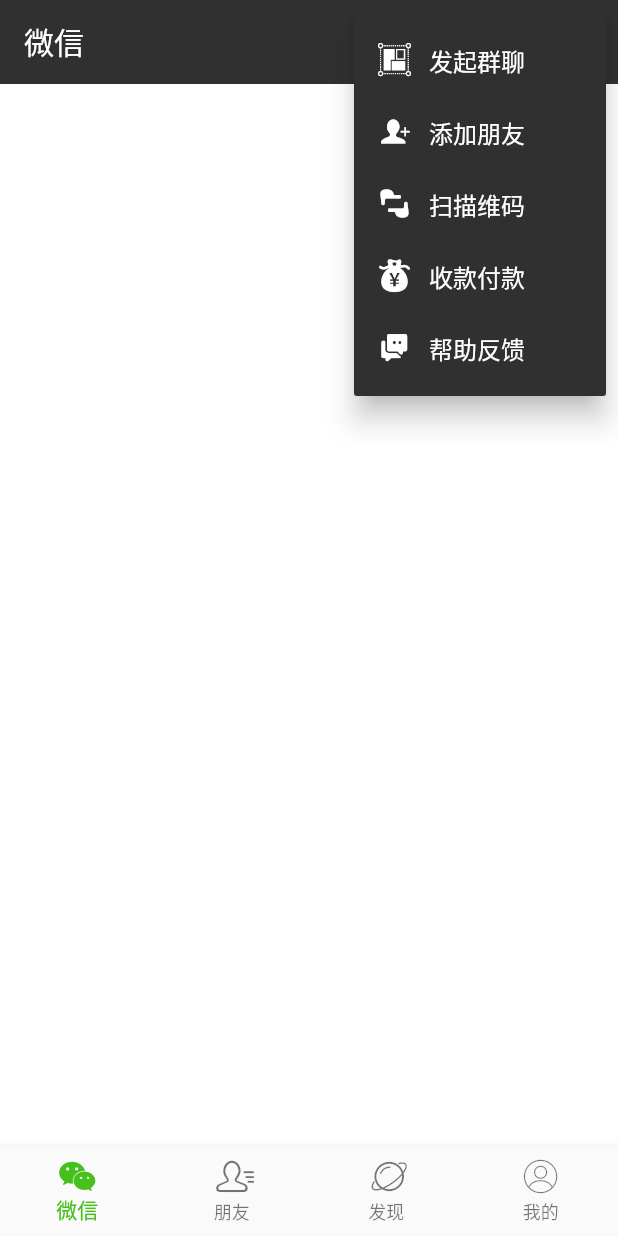
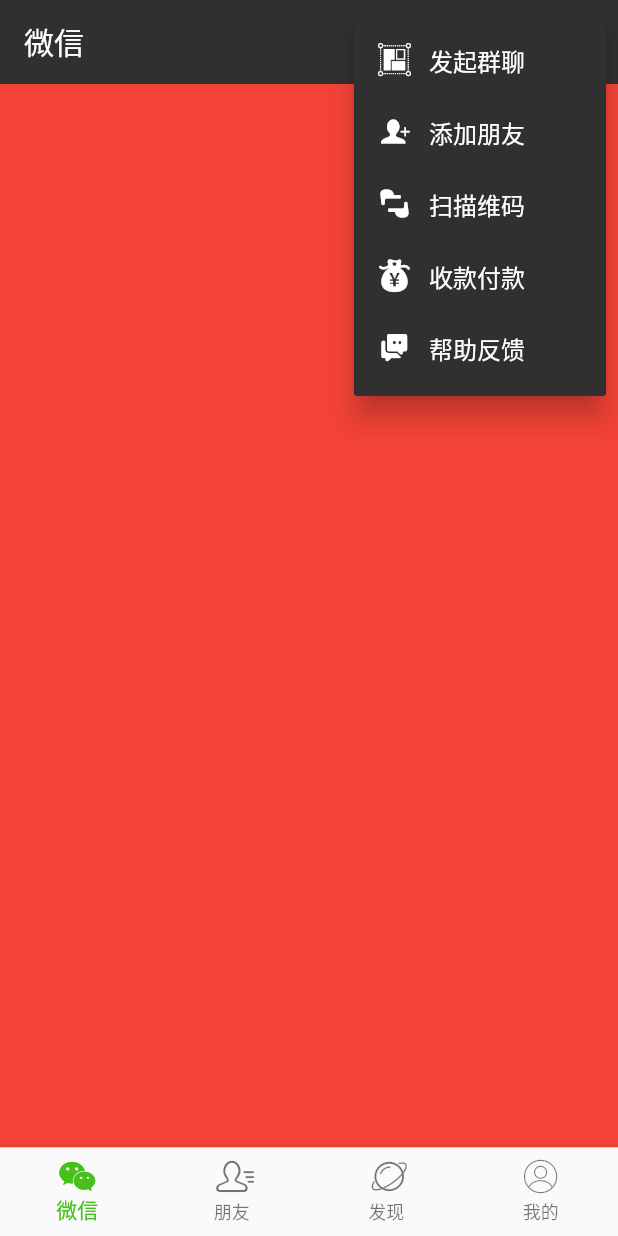
Before and after one commit to MacroMolecules/wei_chat, a Flutter app: the screen it shows after launch, after a tap on an icon or button, on a phone screen of 412 x 824 dp. Run offline on Flutter 3.47's test engine with Material 2 defaults, Android fonts, the phone set to English and light mode, and no system bars.

Commit message:
添加界面和处理滑动界面与底部联动

```diff
--- a/lib/home/home_screen.dart
+++ b/lib/home/home_screen.dart
@@ -37,8 +37,10 @@ class HomeScreen extends StatefulWidget {
 }
 
 class _HomeScreenState extends State<HomeScreen> {
+  PageController _pageController;
   int _currentIndex = 0;
   List<NavigationIconView> _navigationViews;
+  List<Widget> _pages;
 
   void initState() {
     super.initState();
@@ -88,6 +90,13 @@ class _HomeScreenState extends State<HomeScreen> {
         ),
       ),
     ];
+    _pageController = PageController(initialPage: _currentIndex);
+    _pages = [
+      Container(color: Colors.red),
+      Container(color: Colors.yellow),
+      Container(color: Colors.blue),
+      Container(color: Colors.brown),
+    ];
   }
 
   // 构建弹出菜单布局
@@ -119,6 +128,8 @@ class _HomeScreenState extends State<HomeScreen> {
       onTap: (int index) {
         setState(() {
           _currentIndex = index;
+          _pageController.animateToPage(_currentIndex,
+          duration: Duration(milliseconds: 200), curve: Curves.easeInOut);  // 根据底部切换界面
         });
       }
     );
@@ -170,8 +181,17 @@ class _HomeScreenState extends State<HomeScreen> {
           Container(width: 8.0),
         ],
       ),
-      body: Container(
-        color: Colors.white,
+      body: PageView.builder(
+        itemBuilder: (BuildContext context, int index) {
+          return _pages[index];
+        },
+        controller: _pageController,
+        itemCount:  _pages.length,
+        onPageChanged: (int index) {
+          setState(() {
+            _currentIndex = index;  // 切换界面时跟底部联动
+          });
+        },
       ),
       bottomNavigationBar: botNavBar, // 传入参数
     );
```
